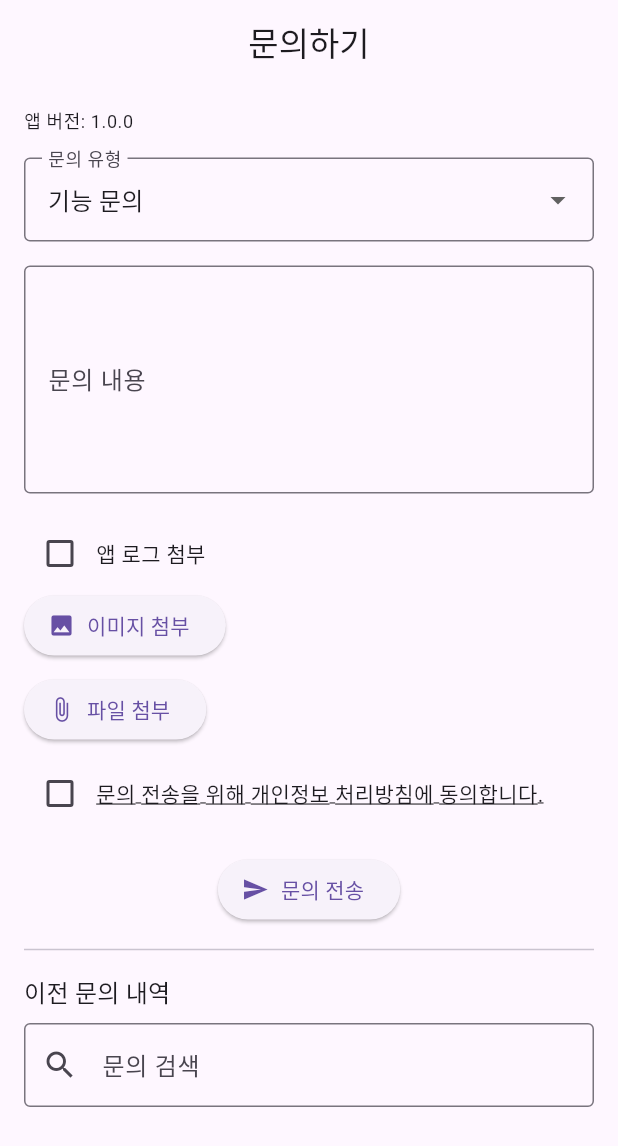
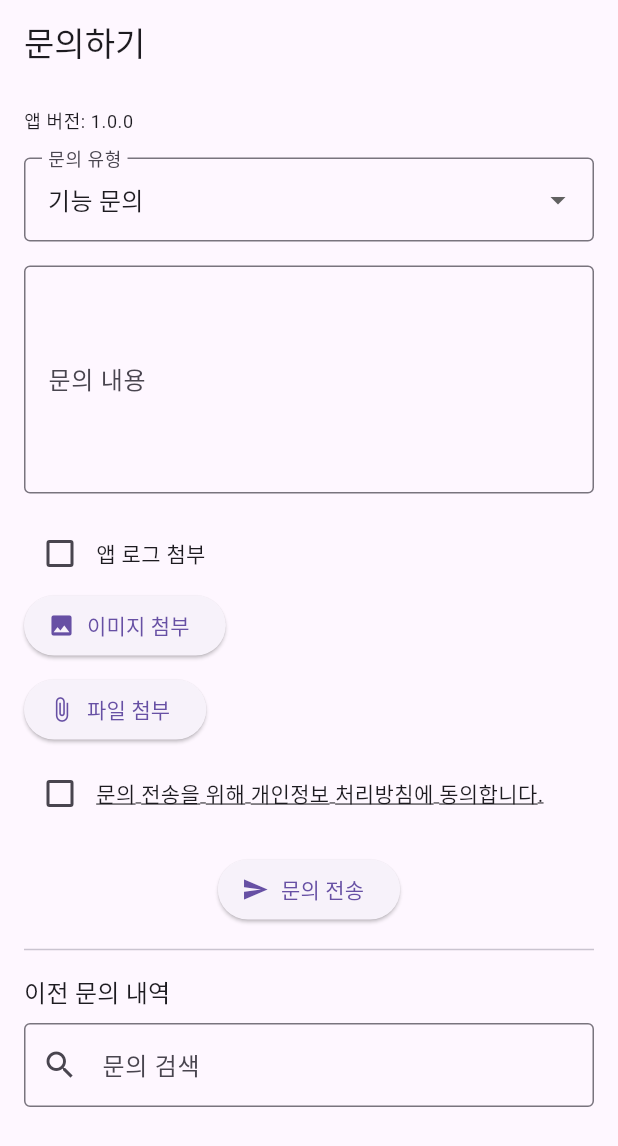
Before and after one commit to OSS0302/mask_store, a Flutter app: the ContactUsScreen screen opened by its route, after a tap on "파일 첨부", on a phone screen of 412 x 824 dp. Shown: the top 1146 px of the screen. Run offline on Flutter 3.47's test engine with Material 3 defaults, Android fonts, the phone set to English and light mode, and no system bars; drawn by our look-alikes of screenshot; our stand-ins replace animate_do, file_picker, flutter_tts, geolocator, get_it, go_router and 5 more; accounts and stored records are empty; network calls fail.

Commit message:
오류 해결

```diff
--- a/lib/ui/main/mask_store_screen.dart
+++ b/lib/ui/main/mask_store_screen.dart
@@ -1,11 +1,11 @@
+import 'dart:io';
+
 import 'package:flutter/material.dart';
 import 'package:image_picker/image_picker.dart';
-import 'dart:io';
 import 'package:package_info_plus/package_info_plus.dart';
+import 'package:screenshot/screenshot.dart';
 import 'package:url_launcher/url_launcher.dart';
-
-// ... 기존 import 유지
-import 'package:screenshot/screenshot.dart'; // 자동 스크린샷 기능
+import 'package:file_picker/file_picker.dart';
 
 class ContactUsScreen extends StatefulWidget {
   const ContactUsScreen({super.key});
@@ -18,6 +18,7 @@ class _ContactUsScreenState extends State<ContactUsScreen> {
   final _formKey = GlobalKey<FormState>();
   final _messageController = TextEditingController();
   final _searchController = TextEditingController();
+
   String _selectedType = '기능 문의';
   bool _includeLogs = false;
   bool _agree = false;
@@ -27,9 +28,9 @@ class _ContactUsScreenState extends State<ContactUsScreen> {
   String _appVersion = '...';
   bool _isSending = false;
 
+  final ScreenshotController _screenshotController = ScreenshotController();
+
   final List<Map<String, dynamic>> _previousInquiries = [];
-
-  final ScreenshotController _screenshotController = ScreenshotController();
 
   @override
   void initState() {
@@ -59,7 +60,7 @@ class _ContactUsScreenState extends State<ContactUsScreen> {
       type: FileType.custom,
       allowedExtensions: ['pdf', 'txt'],
     );
-    if (result != null) {
+    if (result != null && result.files.isNotEmpty) {
       setState(() {
         _attachedFile = result.files.first;
       });
@@ -89,7 +90,7 @@ class _ContactUsScreenState extends State<ContactUsScreen> {
       return;
     }
 
-    await _captureScreenshotIfNeeded(); // 자동 스크린샷
+    await _captureScreenshotIfNeeded();
 
     showDialog(
       context: context,
@@ -116,7 +117,7 @@ class _ContactUsScreenState extends State<ContactUsScreen> {
   void _sendInquiry() async {
     setState(() => _isSending = true);
 
-    await Future.delayed(const Duration(seconds: 1)); // 전송 처리 흉내
+    await Future.delayed(const Duration(seconds: 1));
 
     final emailBody = '''
 문의 유형: $_selectedType
@@ -135,6 +136,7 @@ ${_messageController.text}
         'body': emailBody,
       },
     );
+
     await launchUrl(uri);
 
     setState(() {
@@ -192,7 +194,6 @@ ${_messageController.text}
       child: Scaffold(
         appBar: AppBar(
           title: const Text('문의하기'),
-          centerTitle: true,
         ),
         body: Stack(
           children: [
@@ -246,17 +247,18 @@ ${_messageController.text}
                               onPressed: _pickImage,
                             ),
                             const SizedBox(width: 8),
-                            if (_attachedImage != null || _autoCapturedScreenshot != null) ...[
+                            if (_attachedImage != null || _autoCapturedScreenshot != null)
                               const Icon(Icons.check_circle, color: Colors.green),
-                              const SizedBox(width: 8),
-                              GestureDetector(
-                                onTap: () => setState(() {
-                                  _attachedImage = null;
-                                  _autoCapturedScreenshot = null;
-                                }),
-                                child: const Icon(Icons.close, color: Colors.red),
-                              )
-                            ],
+                            if (_attachedImage != null || _autoCapturedScreenshot != null)
+                              IconButton(
+                                onPressed: () {
+                                  setState(() {
+                                    _attachedImage = null;
+                                    _autoCapturedScreenshot = null;
+                                  });
+                                },
+                                icon: const Icon(Icons.close, color: Colors.red),
+                              ),
                           ],
                         ),
                         if (_attachedImage != null || _autoCapturedScreenshot != null)
@@ -278,12 +280,11 @@ ${_messageController.text}
                             const SizedBox(width: 8),
                             if (_attachedFile != null) ...[
                               const Icon(Icons.check_circle, color: Colors.green),
-                              const SizedBox(width: 8),
+                              const SizedBox(width: 4),
                               Text(_attachedFile!.name),
-                              const SizedBox(width: 8),
-                              GestureDetector(
-                                onTap: () => setState(() => _attachedFile = null),
-                                child: const Icon(Icons.close, color: Colors.red),
+                              IconButton(
+                                onPressed: () => setState(() => _attachedFile = null),
+                                icon: const Icon(Icons.close, color: Colors.red),
                               ),
                             ],
                           ],
--- a/pubspec.yaml
+++ b/pubspec.yaml
@@ -54,6 +54,7 @@ dependencies:
   get: ^4.7.2
   image_picker: ^1.1.2
   screenshot: ^1.3.0
+  file_picker: ^10.1.9
 
 
 
```
Also changed, not shown: pubspec.lock.
